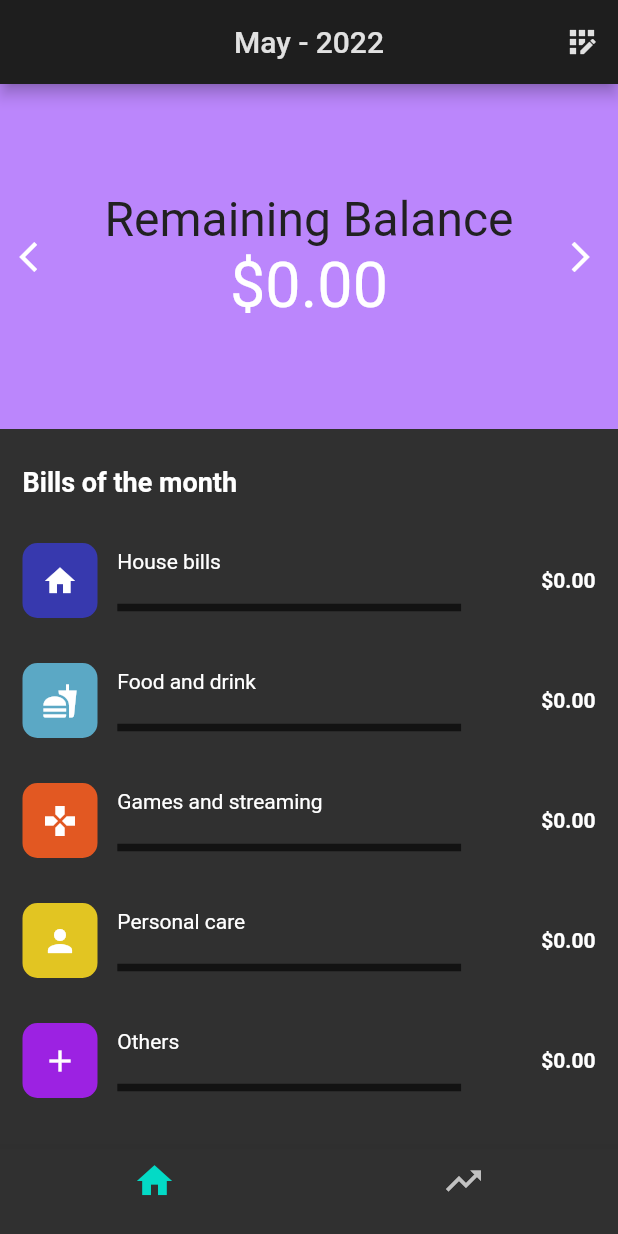
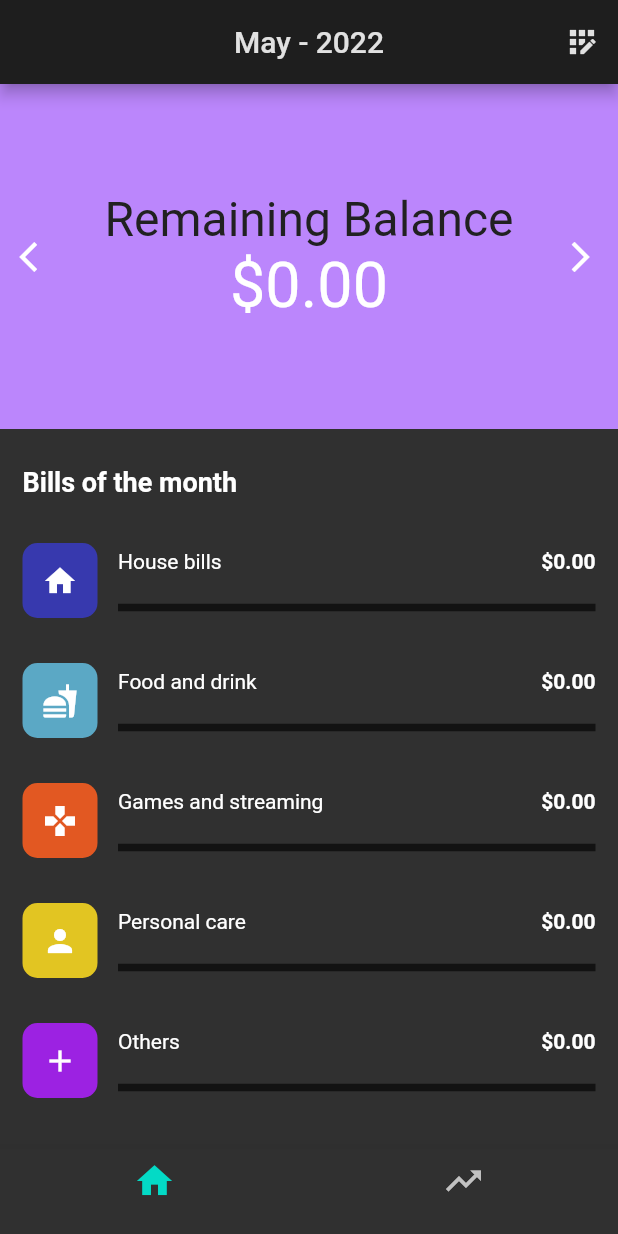
Before and after one commit to wRiqie/financial_control_app, a Flutter app: the HomePage screen opened by its route, on a phone screen of 412 x 824 dp. Run offline on Flutter 3.47's test engine with Material 2 defaults, Android fonts, the phone set to English and light mode, and no system bars; our stand-ins replace flutter_svg, get, get_storage, permission_handler, sqflite, syncfusion_flutter_charts; missing offline and left inert: encrypt; accounts and stored records are empty.

Commit message:
:fix: category item

```diff
--- a/lib/app/modules/home/widgets/category_item/category_item.dart
+++ b/lib/app/modules/home/widgets/category_item/category_item.dart
@@ -11,14 +11,21 @@ import 'package:get/get.dart';
 
 class CategoryItem extends StatelessWidget {
   final Category category;
-  final Function(int categoryId, CategoryItemController controller) addBillToCategory;
+  final Function(int categoryId, CategoryItemController controller)
+      addBillToCategory;
   final Function(Bill bill, CategoryItemController controller) onTap;
-  const CategoryItem({Key? key, required this.onTap, required this.category, required this.addBillToCategory}) : super(key: key);
+  const CategoryItem(
+      {Key? key,
+      required this.onTap,
+      required this.category,
+      required this.addBillToCategory})
+      : super(key: key);
 
   @override
   Widget build(BuildContext context) {
     return GetBuilder<CategoryItemController>(
-      init: CategoryItemController(BillRepository(DatabaseProvider.db), category),
+      init:
+          CategoryItemController(BillRepository(DatabaseProvider.db), category),
       global: false,
       tag: category.id.toString(),
       builder: (_) => ExpandablePanel(
@@ -47,12 +54,35 @@ class CategoryItem extends StatelessWidget {
                 ),
               ),
               Flexible(
-                flex: 3,
+                flex: 5,
                 child: Column(
-                  crossAxisAlignment: CrossAxisAlignment.start,
+                  crossAxisAlignment: CrossAxisAlignment.stretch,
                   children: [
-                    Text(
-                      CategoryExtension.getById(category.id).name.tr,
+                    Row(
+                      mainAxisAlignment: MainAxisAlignment.spaceBetween,
+                      children: [
+                        Text(
+                          CategoryExtension.getById(category.id).name.tr,
+                        ),
+                        Column(
+                          crossAxisAlignment: CrossAxisAlignment.end,
+                          children: [
+                            Text(
+                              AppHelpers.formatCurrency(_.totalPrice),
+                              style: const TextStyle(fontWeight: FontWeight.bold),
+                            ),
+                            _.leftPrice > 0
+                            ? Text(
+                                'Falta ${AppHelpers.formatCurrency(_.leftPrice)}',
+                                style: TextStyle(
+                                    color: Get.theme.colorScheme.primary),
+                                textAlign: TextAlign.end,
+                              )
+                            : Container(),
+                          ],
+                        ),
+
+                      ],
                     ),
                     const SizedBox(
                       height: 20,
@@ -61,23 +91,6 @@ class CategoryItem extends StatelessWidget {
                       minHeight: 5,
                       value: _.percentage,
                     ),
-                  ],
-                ),
-              ),
-              Flexible(
-                child: Column(
-                  crossAxisAlignment: CrossAxisAlignment.end,
-                  children: [
-                    Text(
-                      AppHelpers.formatCurrency(_.totalPrice),
-                      style: const TextStyle(fontWeight: FontWeight.bold),
-                      textAlign: TextAlign.end,
-                    ),
-                    _.leftPrice > 0 ? Text(
-                      AppHelpers.formatCurrency(_.leftPrice),
-                      style: TextStyle(color: Get.theme.colorScheme.error),
-                      textAlign: TextAlign.end,
-                    ) : Container(),
                   ],
                 ),
               ),
@@ -97,7 +110,7 @@ class CategoryItem extends StatelessWidget {
                       (e) => Material(
                         color: Get.theme.colorScheme.surface,
                         child: InkWell(
-                          onTap: (){
+                          onTap: () {
                             onTap(e, _);
                           },
                           child: _buildBill(e),
@@ -162,7 +175,9 @@ class CategoryItem extends StatelessWidget {
             ],
           ),
         ),
-        Divider(color: Get.theme.colorScheme.onBackground,),
+        Divider(
+          color: Get.theme.colorScheme.onBackground,
+        ),
       ],
     );
   }
```
Also changed, not shown: 1 other file.
